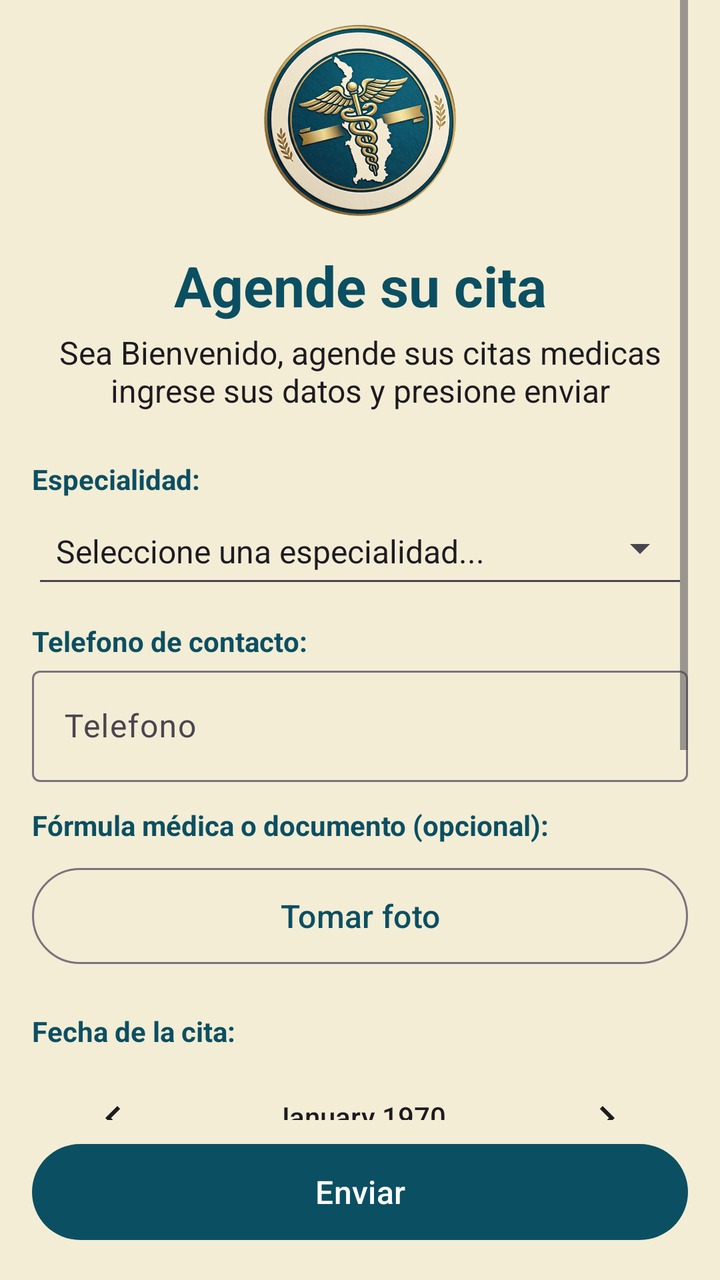
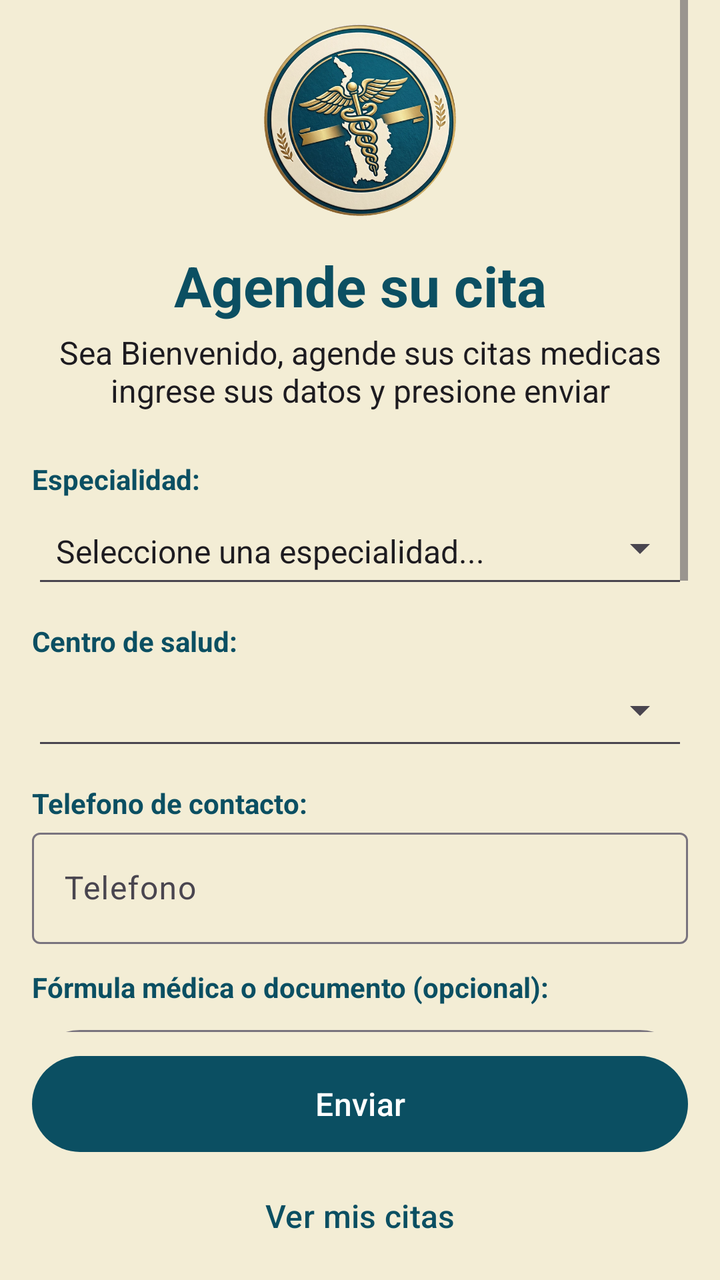

Two renders of the same Android screen: before a commit and after it. Below are the layout's source before the change and the commit's diff.
<!-- AndroidManifest.xml: application theme Theme.ChocoSalud -->
<!-- res/layout/activity_agendar_cita.xml -->
<?xml version="1.0" encoding="utf-8"?>
<androidx.constraintlayout.widget.ConstraintLayout xmlns:android="http://schemas.android.com/apk/res/android"
    xmlns:app="http://schemas.android.com/apk/res-auto"
    xmlns:tools="http://schemas.android.com/tools"
    android:id="@+id/main"
    android:layout_width="match_parent"
    android:layout_height="match_parent"
    tools:context=".ActivityAgendarCita">

    <ScrollView
        android:id="@+id/Scrolldecita"
        android:layout_width="0dp"
        android:layout_height="0dp"
        android:layout_marginStart="16dp"
        android:layout_marginEnd="16dp"
        android:layout_marginBottom="8dp"
        app:layout_constraintBottom_toTopOf="@id/botonEnviar1"
        app:layout_constraintEnd_toEndOf="parent"
        app:layout_constraintStart_toStartOf="parent"
        app:layout_constraintTop_toTopOf="parent">

        <LinearLayout
            android:layout_width="match_parent"
            android:layout_height="wrap_content"
            android:orientation="vertical">

            <ImageView
                android:layout_width="96dp"
                android:layout_height="96dp"
                android:layout_gravity="center_horizontal"
                android:layout_marginTop="12dp"
                android:contentDescription="@string/logo_descripcion"
                app:srcCompat="@drawable/logo_chocosalud" />

            <TextView
                android:layout_width="match_parent"
                android:layout_height="wrap_content"
                android:layout_marginTop="16dp"
                android:gravity="center"
                android:text="@string/saludo"
                android:textColor="?attr/colorPrimary"
                android:textSize="28sp"
                android:textStyle="bold" />

            <TextView
                android:layout_width="match_parent"
                android:layout_height="wrap_content"
                android:layout_marginTop="4dp"
                android:layout_marginBottom="24dp"
                android:gravity="center"
                android:text="@string/subtitulo"
                android:textColor="?attr/colorOnBackground"
                android:textSize="16sp" />

            <TextView
                android:id="@+id/textView"
                android:layout_width="match_parent"
                android:layout_height="wrap_content"
                android:text="@string/especialidad"
                android:textColor="@color/azul_chocosalud"
                android:textStyle="bold"
                tools:textSize="16sp" />

            <Spinner
                android:id="@+id/selectordetipo"
                style="@android:style/Widget.Material.Spinner.Underlined"
                android:layout_width="match_parent"
                android:layout_height="50dp"
                android:backgroundTintMode="src_in"
                android:drawingCacheQuality="auto"
                android:entries="@array/opciones_citas" />

            <TextView
                android:id="@+id/textView2"
                android:layout_width="match_parent"
                android:layout_height="wrap_content"
                android:layout_marginTop="12dp"
                android:text="@string/contacto"
                android:textColor="@color/azul_chocosalud"
                android:textStyle="bold"
                tools:textSize="16sp" />

            <com.google.android.material.textfield.TextInputLayout
                android:id="@+id/textcontacto"
                android:layout_width="match_parent"
                android:layout_height="wrap_content">

                <com.google.android.material.textfield.TextInputEditText
                    android:id="@+id/inputcontacto"
                    android:layout_width="match_parent"
                    android:layout_height="wrap_content"
                    android:hint="@string/telefono"
                    android:inputType="phone" />

            </com.google.android.material.textfield.TextInputLayout>

            <TextView
                android:id="@+id/textoFormula"
                android:layout_width="match_parent"
                android:layout_height="wrap_content"
                android:layout_marginTop="12dp"
                android:text="@string/formula_titulo"
                android:textColor="@color/azul_chocosalud"
                android:textStyle="bold"
                tools:textSize="16sp" />

            <com.google.android.material.button.MaterialButton
                android:id="@+id/botonAdjuntarFoto"
                style="@style/Widget.Material3.Button.OutlinedButton"
                android:layout_width="match_parent"
                android:layout_height="56dp"
                android:layout_marginTop="8dp"
                android:layout_marginBottom="8dp"
                android:onClick="adjuntarFoto"
                android:text="@string/boton_adjuntar_foto"
                android:textSize="16sp" />

            <ImageView
                android:id="@+id/imagenFormula"
                android:layout_width="match_parent"
                android:layout_height="200dp"
                android:layout_marginBottom="16dp"
                android:contentDescription="@string/formula_descripcion"
                android:scaleType="fitCenter"
                android:visibility="gone" />

            <TextView
                android:id="@+id/textView3"
                android:layout_width="match_parent"
                android:layout_height="wrap_content"
                android:layout_marginTop="12dp"
                android:text="@string/fecha"
                android:textColor="@color/azul_chocosalud"
                android:textStyle="bold"
                tools:textSize="16sp" />

            <CalendarView
                android:id="@+id/calendarView"
                style="@android:style/Widget.DeviceDefault.Light.CalendarView"
                android:layout_width="match_parent"
                android:layout_height="311dp" />

        </LinearLayout>
    </ScrollView>

    <com.google.android.material.button.MaterialButton
        android:onClick="agendarCita"
        android:id="@+id/botonEnviar1"
        android:layout_width="0dp"
        android:layout_height="56dp"
        android:layout_marginStart="16dp"
        android:layout_marginEnd="16dp"
        android:layout_marginBottom="16dp"
        android:text="@string/Enviar"
        android:textSize="16sp"
        app:layout_constraintBottom_toBottomOf="parent"
        app:layout_constraintEnd_toEndOf="parent"
        app:layout_constraintStart_toStartOf="parent" />


</androidx.constraintlayout.widget.ConstraintLayout>
<!-- resources referenced by this layout -->
<resources>
  <string-array name="opciones_citas">
          <item>Seleccione una especialidad...</item>
          <item>Pediatria</item>
          <item>Odontologia</item>
      </string-array>
  <color name="azul_chocosalud">#FF0B4F62</color>
  <!-- drawable logo_chocosalud: png bitmap (drawable, 511765 bytes) -->
  <string name="Enviar">Enviar</string>
  <string name="boton_adjuntar_foto">Tomar foto</string>
  <string name="contacto">Telefono de contacto:</string>
  <string name="especialidad">Especialidad:</string>
  <string name="fecha">Fecha de la cita:</string>
  <string name="formula_descripcion">Foto de la fórmula médica adjunta</string>
  <string name="formula_titulo">Fórmula médica o documento (opcional):</string>
  <string name="logo_descripcion">Logo de ChocóSalud</string>
  <string name="saludo">Agende su cita</string>
  <string name="subtitulo">Sea Bienvenido, agende sus citas medicas ingrese sus datos y presione enviar</string>
  <string name="telefono">Telefono</string>
  <style name="Theme.ChocoSalud" parent="Base.Theme.ChocoSalud" />
  <style name="Base.Theme.ChocoSalud" parent="Theme.Material3.DayNight.NoActionBar">
          
          <item name="colorPrimary">@color/azul_chocosalud</item>
          
          <item name="colorOnPrimary">@color/white</item>
          
          <item name="colorSecondary">@color/dorado</item>
          
          <item name="android:colorBackground">@color/crema</item>
          
          <item name="colorSurface">@color/crema</item>
      </style>
  <color name="white">#FFFFFFFF</color>
  <color name="dorado">#FFC5A03D</color>
  <color name="crema">#FFF3EDD5</color>
</resources>

<!-- the commit's change to res/layout/activity_agendar_cita.xml (unified diff, before → after) -->
@@ -33,6 +33,7 @@
                 app:srcCompat="@drawable/logo_chocosalud" />
 
             <TextView
+                android:id="@+id/tituloCita"
                 android:layout_width="match_parent"
                 android:layout_height="wrap_content"
                 android:layout_marginTop="16dp"
@@ -69,6 +70,24 @@
                 android:backgroundTintMode="src_in"
                 android:drawingCacheQuality="auto"
                 android:entries="@array/opciones_citas" />
+
+            
+            <TextView
+                android:id="@+id/textoCentro"
+                android:layout_width="match_parent"
+                android:layout_height="wrap_content"
+                android:layout_marginTop="12dp"
+                android:text="@string/centro_salud"
+                android:textColor="@color/azul_chocosalud"
+                android:textStyle="bold"
+                tools:textSize="16sp" />
+
+            <Spinner
+                android:id="@+id/selectorCentro"
+                style="@android:style/Widget.Material.Spinner.Underlined"
+                android:layout_width="match_parent"
+                android:layout_height="wrap_content"
+                android:minHeight="50dp" />
 
             <TextView
                 android:id="@+id/textView2"
@@ -150,8 +169,25 @@
         android:layout_height="56dp"
         android:layout_marginStart="16dp"
         android:layout_marginEnd="16dp"
-        android:layout_marginBottom="16dp"
+        android:layout_marginBottom="4dp"
         android:text="@string/Enviar"
+        android:textSize="16sp"
+        app:layout_constraintBottom_toTopOf="@id/botonMisCitas"
+        app:layout_goneMarginBottom="16dp"
+        app:layout_constraintEnd_toEndOf="parent"
+        app:layout_constraintStart_toStartOf="parent" />
+
+    
+    <com.google.android.material.button.MaterialButton
+        android:id="@+id/botonMisCitas"
+        style="@style/Widget.Material3.Button.TextButton"
+        android:layout_width="0dp"
+        android:layout_height="wrap_content"
+        android:layout_marginStart="16dp"
+        android:layout_marginEnd="16dp"
+        android:layout_marginBottom="8dp"
+        android:onClick="verMisCitas"
+        android:text="@string/boton_mis_citas"
         android:textSize="16sp"
         app:layout_constraintBottom_toBottomOf="parent"
         app:layout_constraintEnd_toEndOf="parent"
<!-- resource entries referenced after the edit -->
@@ -9,6 +9,8 @@
   <!-- drawable logo_chocosalud: png bitmap (drawable, 511765 bytes) -->
   <string name="Enviar">Enviar</string>
   <string name="boton_adjuntar_foto">Tomar foto</string>
+  <string name="boton_mis_citas">Ver mis citas</string>
+  <string name="centro_salud">Centro de salud:</string>
   <string name="contacto">Telefono de contacto:</string>
   <string name="especialidad">Especialidad:</string>
   <string name="fecha">Fecha de la cita:</string>
